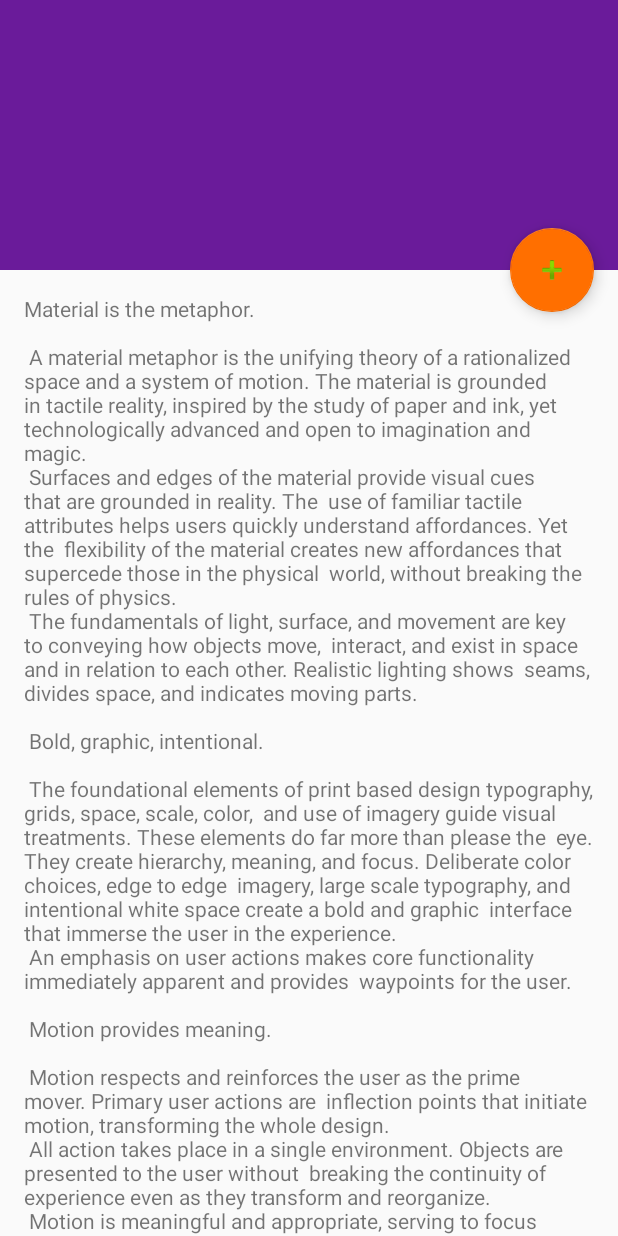
After one commit to VitorVidal14/appdispositivos, an Android app: the Day screen opened directly, with no data from a screen before it, on a phone screen of 412 x 824 dp. The commit adds this screen. Run offline under Robolectric (Android 15) with nearby library versions, the phone set to English and light mode, and no system bars.

Commit message:
Update 1.0.12 Savio
Add Activity Day

```diff
--- a/app/src/main/AndroidManifest.xml
+++ b/app/src/main/AndroidManifest.xml
@@ -4,6 +4,7 @@
 
     <application
         android:allowBackup="true"
+        android:fullBackupContent="@xml"
         android:icon="@mipmap/ic_launcher"
         android:label="@string/app_name"
         android:supportsRtl="true"
@@ -18,6 +19,10 @@
                 <category android:name="android.intent.category.LAUNCHER" />
             </intent-filter>
         </activity>
+        <activity
+            android:name=".Day"
+            android:label="@string/title_activity_day"
+            android:theme="@style/AppTheme.NoActionBar"></activity>
     </application>
 
 </manifest>
--- /dev/null
+++ b/app/src/main/java/com/example/aluno/appdispositivos/Day.java
@@ -0,0 +1,28 @@
+package com.example.aluno.appdispositivos;
+
+import android.os.Bundle;
+import android.support.design.widget.FloatingActionButton;
+import android.support.design.widget.Snackbar;
+import android.support.v7.app.AppCompatActivity;
+import android.support.v7.widget.Toolbar;
+import android.view.View;
+
+public class Day extends AppCompatActivity {
+
+    @Override
+    protected void onCreate(Bundle savedInstanceState) {
+        super.onCreate(savedInstanceState);
+        setContentView(R.layout.activity_day);
+        Toolbar toolbar = (Toolbar) findViewById(R.id.toolbar);
+        setSupportActionBar(toolbar);
+
+        FloatingActionButton fab = (FloatingActionButton) findViewById(R.id.fab);
+        fab.setOnClickListener(new View.OnClickListener() {
+            @Override
+            public void onClick(View view) {
+                Snackbar.make(view, "Replace with your own action", Snackbar.LENGTH_LONG)
+                        .setAction("Action", null).show();
+            }
+        });
+    }
+}
--- /dev/null
+++ b/app/src/main/res/layout/activity_day.xml
@@ -0,0 +1,41 @@
+<?xml version="1.0" encoding="utf-8"?>
+<android.support.design.widget.CoordinatorLayout
+    xmlns:android="http://schemas.android.com/apk/res/android"
+    xmlns:app="http://schemas.android.com/apk/res-auto"
+    xmlns:tools="http://schemas.android.com/tools"
+    android:layout_width="match_parent"
+    android:layout_height="match_parent"
+    android:fitsSystemWindows="true"
+    tools:context="com.example.aluno.appdispositivos.Day">
+
+    <android.support.design.widget.AppBarLayout
+        android:id="@+id/app_bar"
+        android:layout_width="match_parent"
+        android:layout_height="@dimen/app_bar_height"
+        android:fitsSystemWindows="true"
+
+        android:theme="@style/AppTheme.AppBarOverlay">
+
+        <android.support.design.widget.CollapsingToolbarLayout
+            android:id="@+id/toolbar_layout"
+            android:layout_width="match_parent"
+            android:layout_height="match_parent"
+            android:fitsSystemWindows="true"
+
+            app:layout_scrollFlags="scroll|exitUntilCollapsed">
+
+        </android.support.design.widget.CollapsingToolbarLayout>
+    </android.support.design.widget.AppBarLayout>
+
+    <include layout="@layout/content_day" />
+
+    <android.support.design.widget.FloatingActionButton
+        android:id="@+id/fab"
+        android:layout_width="wrap_content"
+        android:layout_height="wrap_content"
+        android:layout_margin="@dimen/fab_margin"
+        app:layout_anchor="@id/app_bar"
+        app:layout_anchorGravity="bottom|end"
+        app:srcCompat="@android:drawable/ic_input_add" />
+
+</android.support.design.widget.CoordinatorLayout>
--- /dev/null
+++ b/app/src/main/res/layout/content_day.xml
@@ -0,0 +1,17 @@
+<?xml version="1.0" encoding="utf-8"?>
+<android.support.v4.widget.NestedScrollView xmlns:android="http://schemas.android.com/apk/res/android"
+    xmlns:app="http://schemas.android.com/apk/res-auto"
+    xmlns:tools="http://schemas.android.com/tools"
+    android:layout_width="match_parent"
+    android:layout_height="match_parent"
+    app:layout_behavior="@string/appbar_scrolling_view_behavior"
+    tools:context="com.example.aluno.appdispositivos.Day"
+    tools:showIn="@layout/activity_day">
+
+    <TextView
+        android:layout_width="wrap_content"
+        android:layout_height="wrap_content"
+        android:layout_margin="@dimen/text_margin"
+        android:text="@string/large_text" />
+
+</android.support.v4.widget.NestedScrollView>
--- a/app/src/main/res/layout/day.xml
+++ /dev/null
@@ -1,8 +0,0 @@
-<?xml version="1.0" encoding="utf-8"?>
-<LinearLayout xmlns:android="http://schemas.android.com/apk/res/android"
-
-    android:orientation="vertical"
-    android:layout_width="match_parent"
-    android:layout_height="match_parent">
-
-</LinearLayout>
--- /dev/null
+++ b/app/src/main/res/menu/menu_day.xml
@@ -0,0 +1,10 @@
+<menu xmlns:android="http://schemas.android.com/apk/res/android"
+    xmlns:app="http://schemas.android.com/apk/res-auto"
+    xmlns:tools="http://schemas.android.com/tools"
+    tools:context="com.example.aluno.appdispositivos.Day">
+    <item
+        android:id="@+id/action_settings"
+        android:orderInCategory="100"
+        android:title="@string/action_settings"
+        app:showAsAction="never" />
+</menu>
--- a/app/src/main/res/values/colors.xml
+++ b/app/src/main/res/values/colors.xml
@@ -4,5 +4,5 @@
     <color name="colorPrimary">#6A1B9A</color>
     <color name="colorSecondary">#7B1FA2</color>
     <color name="colorTerciary">#7B1FA2</color>
-    <color name="colorAccent">#FF6F00</color>
+    <color name="colorAccent">#ff6f00</color>
 </resources>
--- a/app/src/main/res/values/dimens.xml
+++ b/app/src/main/res/values/dimens.xml
@@ -1,3 +1,5 @@
 <resources>
     <dimen name="fab_margin">16dp</dimen>
+    <dimen name="app_bar_height">180dp</dimen>
+    <dimen name="text_margin">16dp</dimen>
 </resources>
--- a/app/src/main/res/values/strings.xml
+++ b/app/src/main/res/values/strings.xml
@@ -7,5 +7,95 @@
     <string name="add_description">Descrição</string>
 
     <string name="my_day">Meu dia</string>
+    <string name="title_activity_day">Day</string>
+    <string name="large_text">
+        "Material is the metaphor.\n\n"
+
+        "A material metaphor is the unifying theory of a rationalized space and a system of motion."
+        "The material is grounded in tactile reality, inspired by the study of paper and ink, yet "
+        "technologically advanced and open to imagination and magic.\n"
+        "Surfaces and edges of the material provide visual cues that are grounded in reality. The "
+        "use of familiar tactile attributes helps users quickly understand affordances. Yet the "
+        "flexibility of the material creates new affordances that supercede those in the physical "
+        "world, without breaking the rules of physics.\n"
+        "The fundamentals of light, surface, and movement are key to conveying how objects move, "
+        "interact, and exist in space and in relation to each other. Realistic lighting shows "
+        "seams, divides space, and indicates moving parts.\n\n"
+
+        "Bold, graphic, intentional.\n\n"
+
+        "The foundational elements of print based design typography, grids, space, scale, color, "
+        "and use of imagery guide visual treatments. These elements do far more than please the "
+        "eye. They create hierarchy, meaning, and focus. Deliberate color choices, edge to edge "
+        "imagery, large scale typography, and intentional white space create a bold and graphic "
+        "interface that immerse the user in the experience.\n"
+        "An emphasis on user actions makes core functionality immediately apparent and provides "
+        "waypoints for the user.\n\n"
+
+        "Motion provides meaning.\n\n"
+
+        "Motion respects and reinforces the user as the prime mover. Primary user actions are "
+        "inflection points that initiate motion, transforming the whole design.\n"
+        "All action takes place in a single environment. Objects are presented to the user without "
+        "breaking the continuity of experience even as they transform and reorganize.\n"
+        "Motion is meaningful and appropriate, serving to focus attention and maintain continuity. "
+        "Feedback is subtle yet clear. Transitions are efﬁcient yet coherent.\n\n"
+
+        "3D world.\n\n"
+
+        "The material environment is a 3D space, which means all objects have x, y, and z "
+        "dimensions. The z-axis is perpendicularly aligned to the plane of the display, with the "
+        "positive z-axis extending towards the viewer. Every sheet of material occupies a single "
+        "position along the z-axis and has a standard 1dp thickness.\n"
+        "On the web, the z-axis is used for layering and not for perspective. The 3D world is "
+        "emulated by manipulating the y-axis.\n\n"
+
+        "Light and shadow.\n\n"
+
+        "Within the material environment, virtual lights illuminate the scene. Key lights create "
+        "directional shadows, while ambient light creates soft shadows from all angles.\n"
+        "Shadows in the material environment are cast by these two light sources. In Android "
+        "development, shadows occur when light sources are blocked by sheets of material at "
+        "various positions along the z-axis. On the web, shadows are depicted by manipulating the "
+        "y-axis only. The following example shows the card with a height of 6dp.\n\n"
+
+        "Resting elevation.\n\n"
+
+        "All material objects, regardless of size, have a resting elevation, or default elevation "
+        "that does not change. If an object changes elevation, it should return to its resting "
+        "elevation as soon as possible.\n\n"
+
+        "Component elevations.\n\n"
+
+        "The resting elevation for a component type is consistent across apps (e.g., FAB elevation "
+        "does not vary from 6dp in one app to 16dp in another app).\n"
+        "Components may have different resting elevations across platforms, depending on the depth "
+        "of the environment (e.g., TV has a greater depth than mobile or desktop).\n\n"
+
+        "Responsive elevation and dynamic elevation offsets.\n\n"
+
+        "Some component types have responsive elevation, meaning they change elevation in response "
+        "to user input (e.g., normal, focused, and pressed) or system events. These elevation "
+        "changes are consistently implemented using dynamic elevation offsets.\n"
+        "Dynamic elevation offsets are the goal elevation that a component moves towards, relative "
+        "to the component’s resting state. They ensure that elevation changes are consistent "
+        "across actions and component types. For example, all components that lift on press have "
+        "the same elevation change relative to their resting elevation.\n"
+        "Once the input event is completed or cancelled, the component will return to its resting "
+        "elevation.\n\n"
+
+        "Avoiding elevation interference.\n\n"
+
+        "Components with responsive elevations may encounter other components as they move between "
+        "their resting elevations and dynamic elevation offsets. Because material cannot pass "
+        "through other material, components avoid interfering with one another any number of ways, "
+        "whether on a per component basis or using the entire app layout.\n"
+        "On a component level, components can move or be removed before they cause interference. "
+        "For example, a floating action button (FAB) can disappear or move off screen before a "
+        "user picks up a card, or it can move if a snackbar appears.\n"
+        "On the layout level, design your app layout to minimize opportunities for interference. "
+        "For example, position the FAB to one side of stream of a cards so the FAB won’t interfere "
+        "when a user tries to pick up one of cards.\n\n"
+    </string>
 
 </resources>
```
